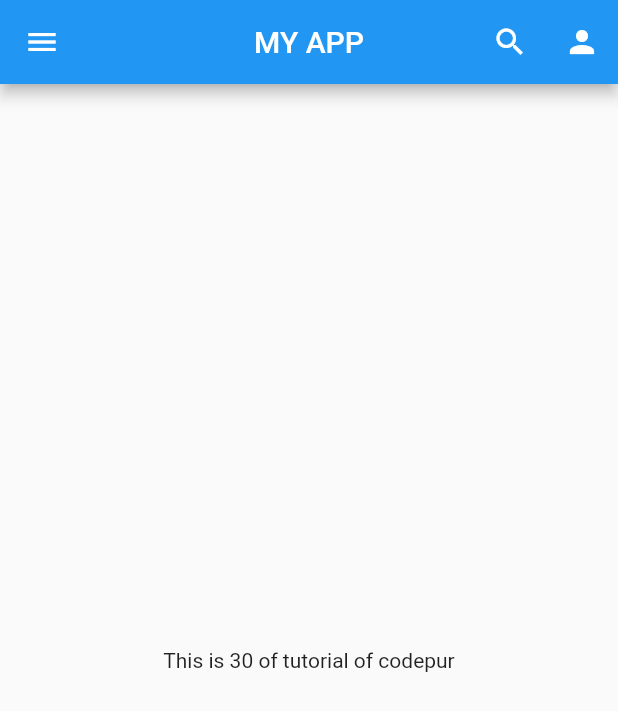
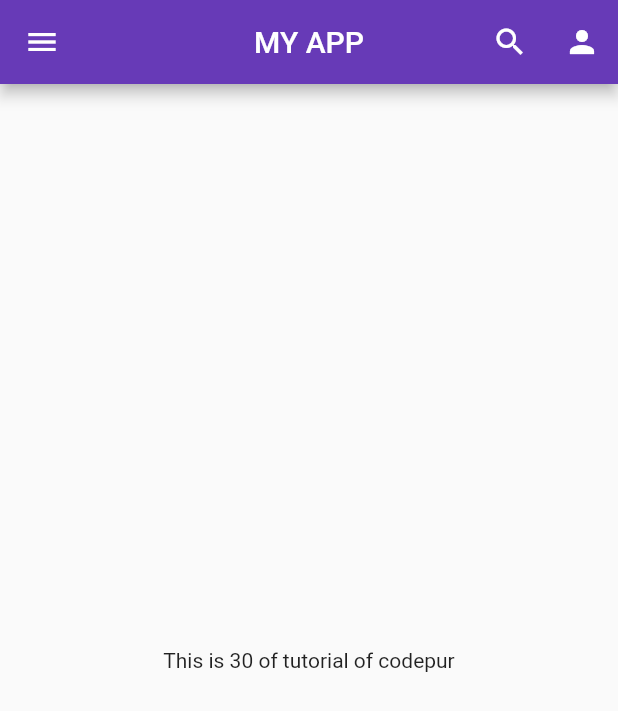
Before and after one commit to Zahedcse/flutter_app1, a Flutter app: the screen it shows after launch, on a phone screen of 412 x 824 dp. Shown: the top 711 px of the screen. Run offline on Flutter 3.47's test engine with Material 2 defaults, Android fonts, the phone set to English and light mode, and no system bars.

Commit message:
day3 completed

```diff
--- a/lib/main.dart
+++ b/lib/main.dart
@@ -1,5 +1,6 @@
 import 'package:flutter/material.dart';
-import 'homepage.dart';
+import 'screens/homepage.dart';
+import 'screens/login_page.dart';
 
 void main() => runApp(MyApp());
 
@@ -7,8 +8,14 @@ class MyApp extends StatelessWidget {
   @override
   Widget build(BuildContext context) {
     return MaterialApp(
-      debugShowCheckedModeBanner: false,
-      home: HomePage(),
-    );
+        debugShowCheckedModeBanner: false,
+        themeMode: ThemeMode.light,
+        theme: ThemeData(primarySwatch: Colors.deepPurple),
+        darkTheme: ThemeData(brightness: Brightness.light),
+        initialRoute: "/home",
+        routes: {
+          "/": (context) => LoginPage(),
+          "/home": (context) => HomePage(),
+        });
   }
 }
--- a/lib/homepage.dart
+++ b/lib/screens/homepage.dart
@@ -1,3 +1,5 @@
+import 'dart:ui';
+
 import 'package:flutter/material.dart';
 
 class HomePage extends StatelessWidget {
@@ -8,7 +10,13 @@ class HomePage extends StatelessWidget {
   Widget build(BuildContext context) {
     return Scaffold(
       appBar: AppBar(
-        title: Text('MY APP'),
+        //backgroundColor: Colors.deepOrange,
+        title: Text(
+          'MY APP',
+          style: TextStyle(
+            fontSize: 20,
+          ),
+        ),
         centerTitle: true,
         actions: [
           IconButton(
```
Also changed, not shown: lib/screens/login_page.dart (added, +19 -0 lines).
